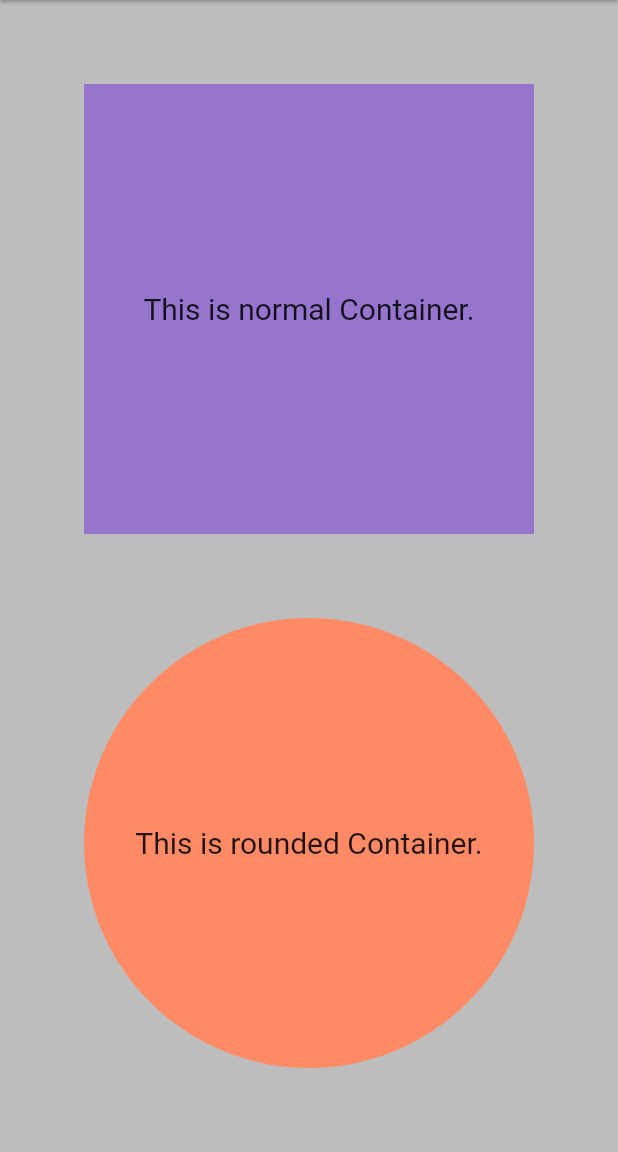
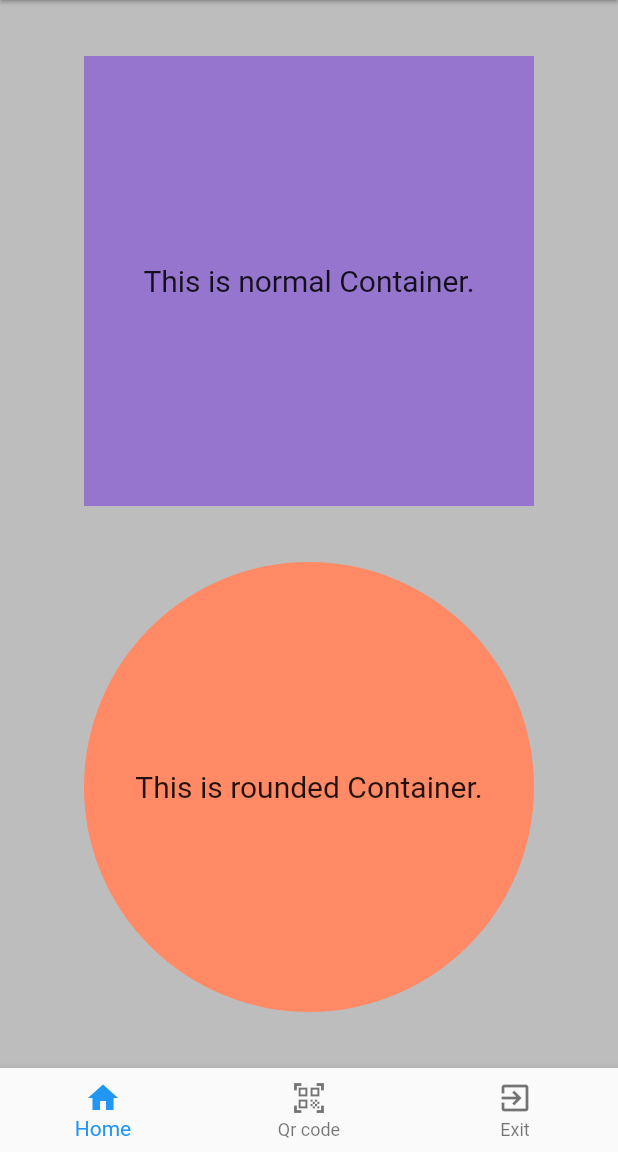
Before and after one commit to ShakriyaPanday/basic_ui, a Flutter app: the screen it shows after launch, on a phone screen of 412 x 824 dp, the part 84-1236 px from its top. Run offline on Flutter 3.47's test engine with Material 2 defaults, Android fonts, the phone set to English and light mode, and no system bars.

Commit message:
Bottom nav bar added

```diff
--- a/lib/pages/homepage.dart
+++ b/lib/pages/homepage.dart
@@ -11,6 +11,13 @@ class HomePage extends StatelessWidget {
   @override
   Widget build(BuildContext context) {
     return Scaffold(
+      bottomNavigationBar:
+          BottomNavigationBar(type: BottomNavigationBarType.fixed, items: [
+        BottomNavigationBarItem(icon: Icon(Icons.home), label: "Home"),
+        BottomNavigationBarItem(
+            icon: Icon(Icons.qr_code_scanner), label: "Qr code"),
+        BottomNavigationBarItem(icon: Icon(Icons.exit_to_app), label: "Exit"),
+      ]),
       backgroundColor: Colors.grey[400],
       appBar: AppBar(
         title: Text("Basic UI"),
```
